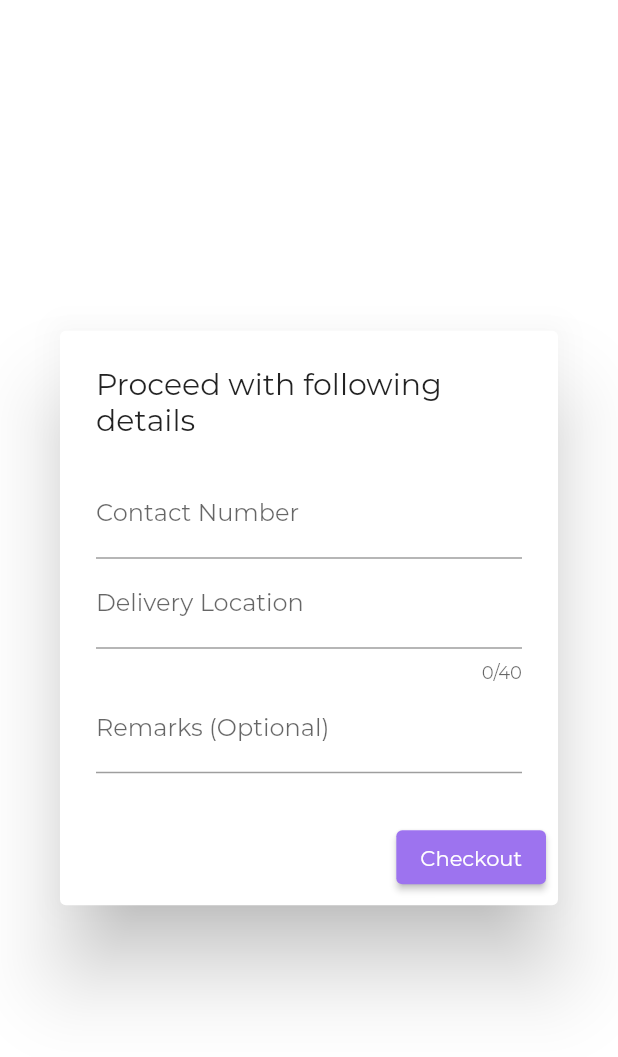
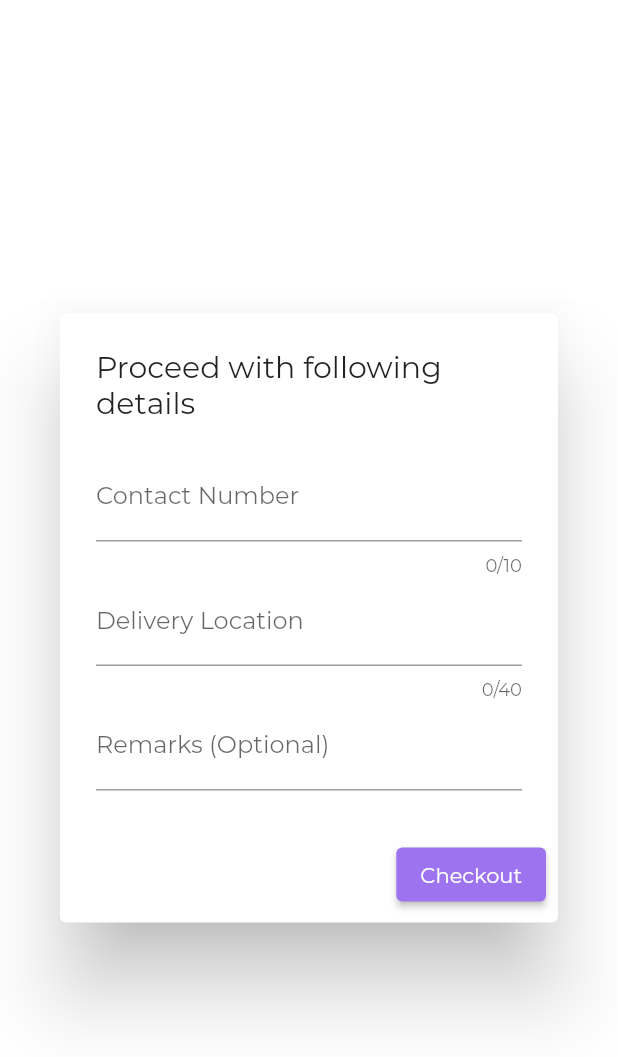
Before and after one commit to sushmipith/petcare_commerce, a Flutter app: the CheckoutDialog widget shown alone on an empty page, opened directly with empty values, on a phone screen of 412 x 824 dp. Shown: the top 1057 px of the screen. Run offline on Flutter 3.47's test engine with Material 2 defaults, Android fonts, the phone set to English and light mode, and no system bars; our stand-ins replace carousel_slider, firebase_auth, firebase_core, firebase_storage, flutter_rating_bar, font_awesome_flutter and 6 more; accounts and stored records are empty; network calls fail.

Commit message:
Fix issue on checkout and detail screen

```diff
--- a/lib/screens/cart/checkout_dialog.dart
+++ b/lib/screens/cart/checkout_dialog.dart
@@ -36,6 +36,7 @@ class _CheckoutDialogState extends State<CheckoutDialog> {
               TextFormField(
                 inputFormatters: [FilteringTextInputFormatter.digitsOnly],
                 keyboardType: const TextInputType.numberWithOptions(),
+                maxLength: 10,
                 decoration: const InputDecoration(labelText: "Contact Number"),
                 validator: (value) {
                   if (value!.isEmpty) {
```
Also changed, not shown: lib/screens/product/product_detail_screen.dart (+10 -6 lines).
